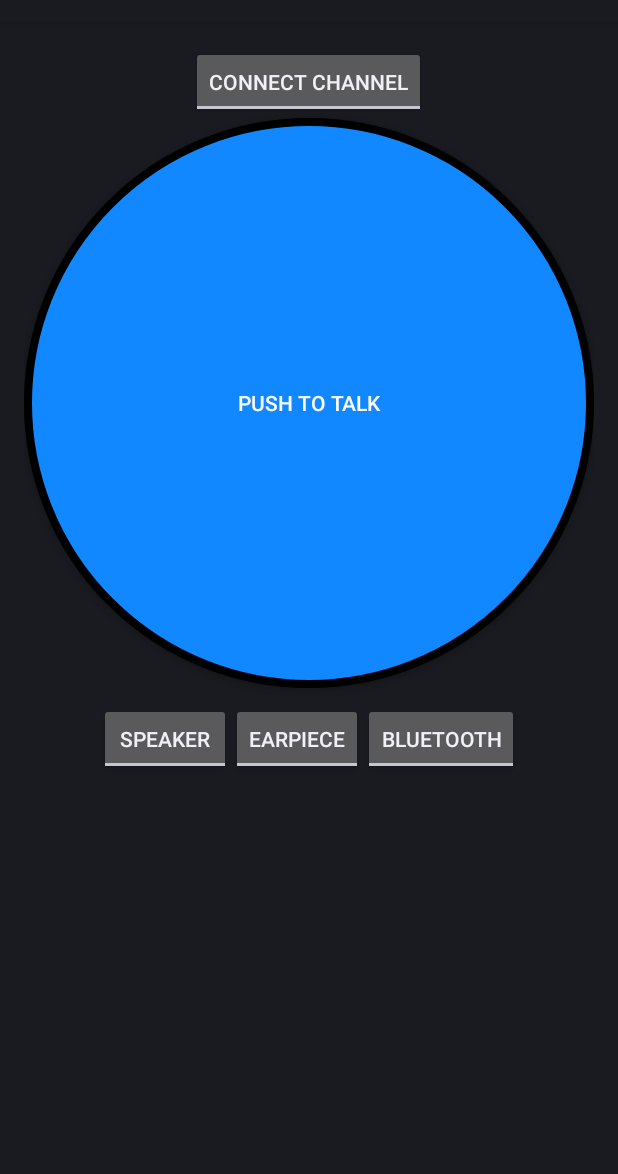
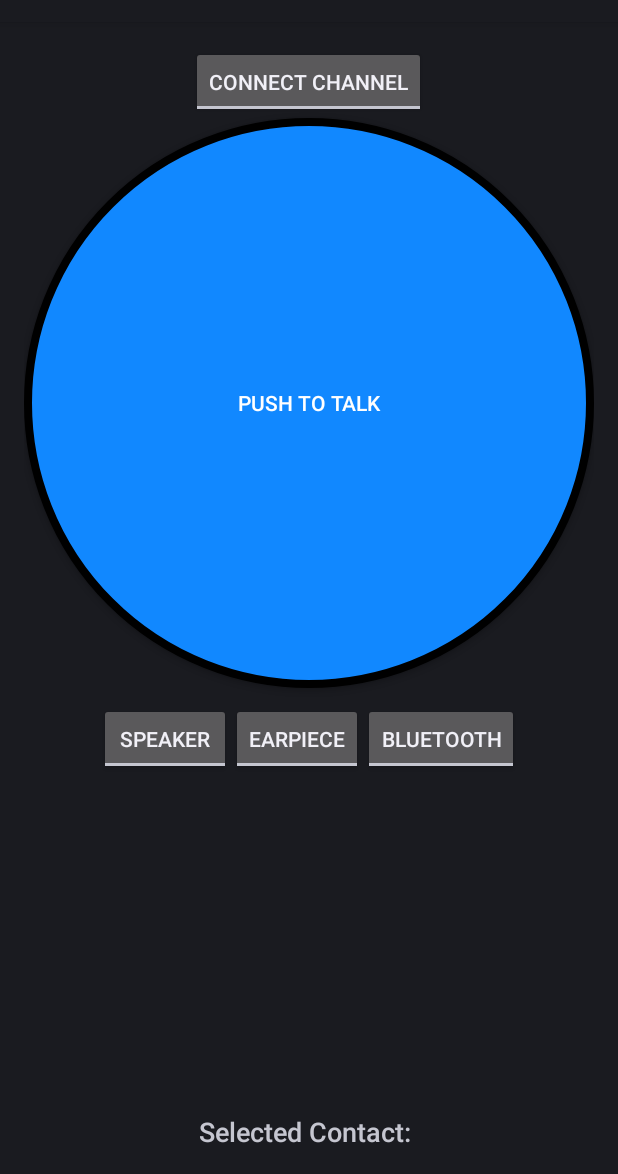
Before and after one commit to zelloptt/zello-android-client-sdk, an Android app: the layout activity_ptt.xml on its own in the app's theme, with its tools: preview values and no code run, on a phone screen of 412 x 824 dp, the part 62-1236 px from its top. Run offline under Robolectric (Android 15) with nearby library versions, the phone set to English and light mode, and no system bars.

Commit message:
Add selected contact text view to ptt activity sample

```diff
--- a/zello-sdk-sample-ptt/src/main/res/layout/activity_ptt.xml
+++ b/zello-sdk-sample-ptt/src/main/res/layout/activity_ptt.xml
@@ -13,7 +13,7 @@
         android:layout_width="wrap_content"
         android:layout_height="wrap_content"
         android:textAppearance="?android:attr/textAppearanceMedium"
-        android:text="Medium Text"
+        android:text=""
         android:id="@+id/statusTextView"
         android:layout_centerVertical="true"
         android:layout_centerHorizontal="true"
@@ -27,7 +27,7 @@
         android:textColor="#FFFFFF"
         android:background="@drawable/button_talk"
         android:layout_below="@+id/connectChannelButton"
-        android:layout_centerHorizontal="true" />
+        android:layout_centerHorizontal="true"/>
 
     <LinearLayout
         android:id="@+id/audio_mode"
@@ -62,16 +62,6 @@
             android:textOn="@string/audio_bluetooth"/>
     </LinearLayout>
 
-    <ToggleButton
-        android:layout_width="wrap_content"
-        android:layout_height="wrap_content"
-        android:text="CONNECT CHANNEL"
-        android:id="@+id/connectChannelButton"
-        android:layout_alignParentTop="true"
-        android:layout_centerHorizontal="true"
-        android:textOn="DISCONNECT CHANNEL"
-        android:textOff="CONNECT CHANNEL" />
-
     <TextView
         android:layout_width="wrap_content"
         android:layout_height="wrap_content"
@@ -81,4 +71,22 @@
         android:layout_centerHorizontal="true"
         android:textAlignment="center" />
 
+    <TextView
+        android:layout_width="wrap_content"
+        android:layout_height="wrap_content"
+        android:textAppearance="?android:attr/textAppearanceMedium"
+        android:text="Selected Contact: "
+        android:id="@+id/selectedContactTextView"
+        android:layout_alignParentBottom="true"
+        android:layout_centerHorizontal="true" />
+
+    <ToggleButton
+        android:layout_width="wrap_content"
+        android:layout_height="wrap_content"
+        android:id="@+id/connectChannelButton"
+        android:textOn="DISCONNECT CHANNEL"
+        android:textOff="CONNECT CHANNEL"
+        android:layout_alignParentTop="true"
+        android:layout_centerHorizontal="true" />
+
 </RelativeLayout>
```
Also changed, not shown: zello-sdk-sample-ptt/src/main/java/com/example/zello_sdk_sample_ptt/PttActivity.java (+8 -2 lines).
